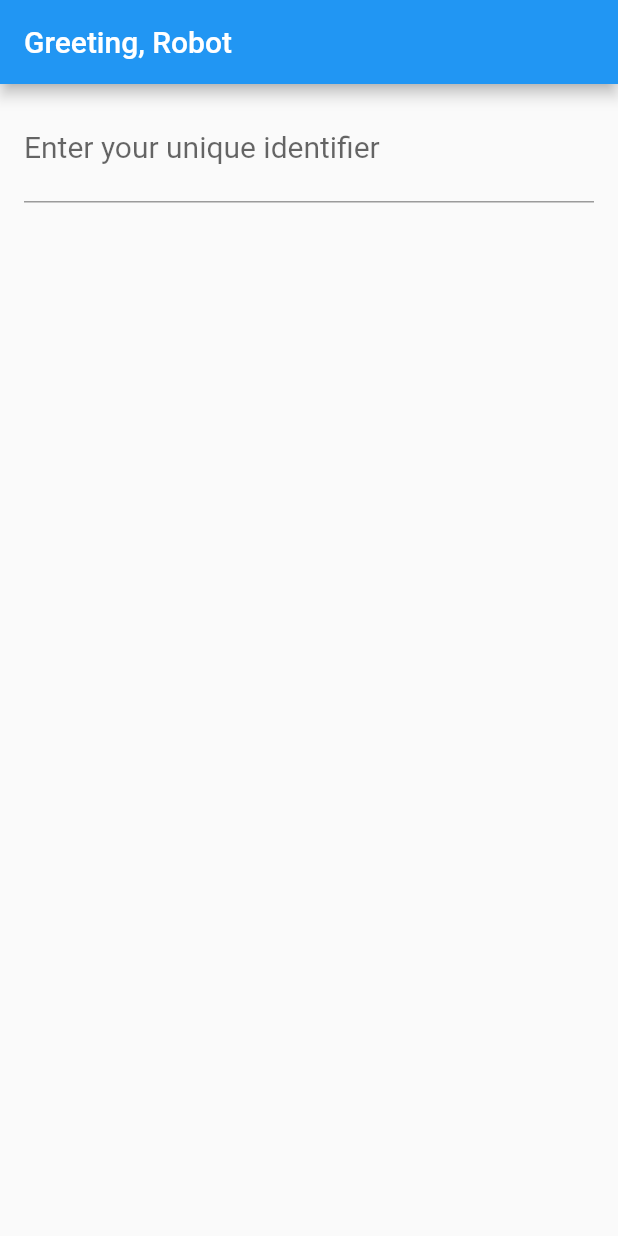
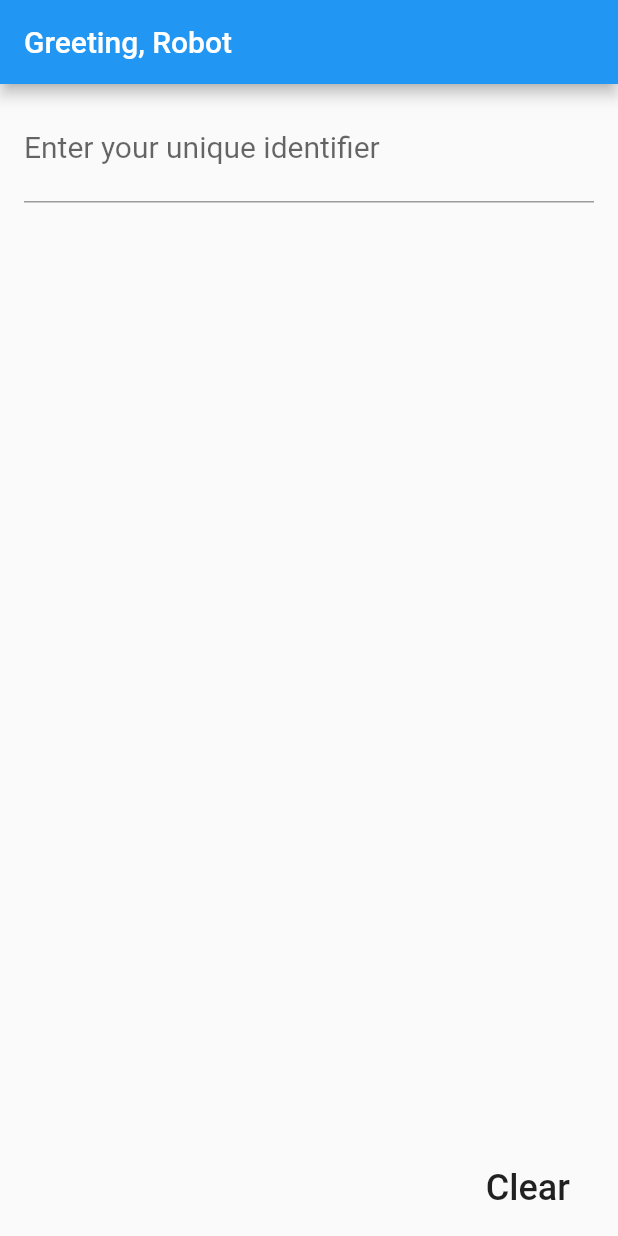
Before and after one commit to bizz84/coding-with-flutter-robohash-demo, a Flutter app: the screen it shows after launch, on a phone screen of 412 x 824 dp. Run offline on Flutter 3.47's test engine with Material 2 defaults, Android fonts, the phone set to English and light mode, and no system bars.

Commit message:
Text field focus

```diff
--- a/lib/avatar_page.dart
+++ b/lib/avatar_page.dart
@@ -11,6 +11,8 @@ class _AvatarPageState extends State<AvatarPage> {
 
   String _name = '';
 
+  FocusNode _focusNode = new FocusNode();
+
   void _updateName(String name) {
     final form = formKey.currentState;
     if (form.validate()) {
@@ -18,6 +20,12 @@ class _AvatarPageState extends State<AvatarPage> {
       setState(() {});
       print('Saved: $_name');
     }
+  }
+
+  void _clear() {
+    final form = formKey.currentState;
+    form.reset();
+    FocusScope.of(context).requestFocus(_focusNode);
   }
 
   @override
@@ -33,6 +41,17 @@ class _AvatarPageState extends State<AvatarPage> {
         new VerticalPadding(child: new Text('Courtesy of robohash.org')),
       ]);
     }
+
+    children.addAll([
+      new Expanded(child: Container()),
+      new Row(mainAxisAlignment: MainAxisAlignment.end, children: <Widget>[
+        new VerticalPadding(
+            child: new FlatButton(
+          child: new Text('Clear', style: new TextStyle(fontSize: 24.0)),
+          onPressed: _clear,
+        ))
+      ])
+    ]);
 
     return new Scaffold(
       appBar: new AppBar(title: new Text('Greeting, Robot')),
@@ -51,6 +70,7 @@ class _AvatarPageState extends State<AvatarPage> {
     var children = [
       new VerticalPadding(
           child: new TextFormField(
+        focusNode: _focusNode,
         decoration: new InputDecoration(
           labelText: 'Enter your unique identifier',
           labelStyle: new TextStyle(fontSize: 20.0),
```
